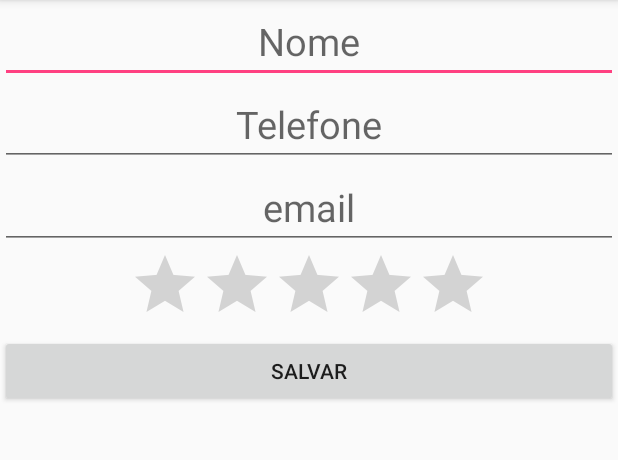
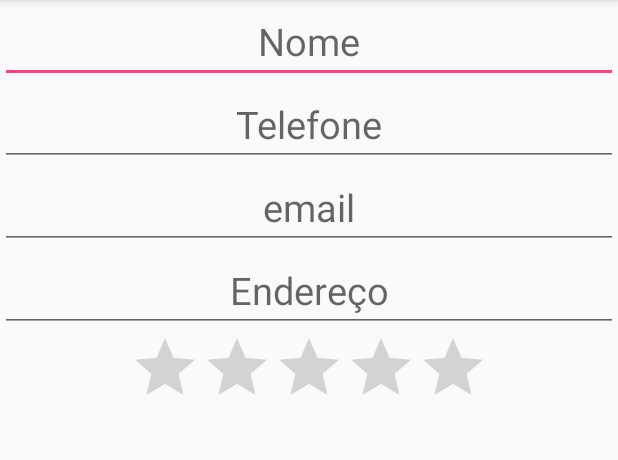
Before and after one commit to souzanirs/Caelum_Android_I, an Android app: the FormularioActivity screen opened directly, with no data from a screen before it, on a phone screen of 412 x 824 dp, the part 84-544 px from its top. Run offline under Robolectric (Android 15) with nearby library versions, the light colour scheme and no system bars.

Commit message:
Atualização Projeto 20161025_001

```diff
--- a/AndroidStudioProjects/Cadastro/app/src/main/java/br/com/caelum/cadastro/FormularioActivity.java
+++ b/AndroidStudioProjects/Cadastro/app/src/main/java/br/com/caelum/cadastro/FormularioActivity.java
@@ -5,12 +5,14 @@ import android.os.Bundle;
 import android.view.Menu;
 import android.view.MenuInflater;
 import android.view.MenuItem;
-import android.view.View;
-import android.widget.Button;
 import android.widget.EditText;
 import android.widget.Toast;
 
+import br.com.caelum.cadastro.classes.Aluno;
+
 public class FormularioActivity extends AppCompatActivity {
+
+    private FormularioHelper helper; //Criando um atributo herper
 
     @Override
     protected void onCreate(Bundle savedInstanceState) {
@@ -43,6 +45,10 @@ public class FormularioActivity extends AppCompatActivity {
 //            }
 //        });
 
+        this.helper = new FormularioHelper(this); //instanciando o Objeto helper
+
+
+
     }
 
     @Override
@@ -71,9 +77,8 @@ public class FormularioActivity extends AppCompatActivity {
         switch (item.getItemId()){
             case R.id.menu_salvar: //Os comentários das ações do botão salvar estão no onCreate (inicio do curso)
 
-                EditText viewNome = (EditText) findViewById(R.id.formulario_nome);
-                String nome = viewNome.getText().toString();
-                Toast.makeText(FormularioActivity.this, "Aluno "+nome+" salvo com sucesso",Toast.LENGTH_SHORT).show();
+                Aluno aluno = helper.criaAluno();
+                Toast.makeText(FormularioActivity.this, "Aluno "+aluno.getNome()+" salvo com sucesso",Toast.LENGTH_SHORT).show();
 
                 finish();
 
--- /dev/null
+++ b/AndroidStudioProjects/Cadastro/app/src/main/java/br/com/caelum/cadastro/FormularioHelper.java
@@ -0,0 +1,44 @@
+package br.com.caelum.cadastro;
+
+import android.widget.EditText;
+import android.widget.RatingBar;
+
+import br.com.caelum.cadastro.classes.Aluno;
+
+/**
+ * Created by android6275 on 25/10/16.
+ */
+
+public class FormularioHelper {
+
+    private Aluno aluno;
+
+    private EditText nome;
+    private EditText telefone;
+    private EditText endereco;
+    private EditText email;
+    private RatingBar nota;
+
+    public FormularioHelper(FormularioActivity formularioActivity) {
+
+        this.aluno = new Aluno();
+
+        this.nome = (EditText) formularioActivity.findViewById(R.id.formulario_nome);
+        this.telefone = (EditText) formularioActivity.findViewById(R.id.formulario_telefone);
+        this.endereco = (EditText) formularioActivity.findViewById(R.id.formulario_endereco);
+        this.email = (EditText) formularioActivity.findViewById(R.id.formulario_email);
+        this.nota = (RatingBar) formularioActivity.findViewById(R.id.formulario_ratio);
+
+    }
+
+    public Aluno criaAluno(){
+        aluno.setNome(nome.getText().toString());
+        aluno.setEmail(email.getText().toString());
+        aluno.setEndereco(endereco.getText().toString());
+        aluno.setNota(Double.valueOf(nota.getProgress()));
+        aluno.setTelefone(telefone.getText().toString());
+
+        return aluno;
+    }
+
+}
--- a/AndroidStudioProjects/Cadastro/app/src/main/res/layout/activity_formulario.xml
+++ b/AndroidStudioProjects/Cadastro/app/src/main/res/layout/activity_formulario.xml
@@ -33,6 +33,14 @@
             android:textAlignment="center"
             android:textSize="25dp"/>
 
+        <EditText
+            android:layout_width="match_parent"
+            android:layout_height="wrap_content"
+            android:id="@+id/formulario_endereco"
+            android:hint="Endereço"
+            android:textAlignment="center"
+            android:textSize="25dp"/>
+
         <RatingBar
             android:layout_width="wrap_content"
             android:layout_height="wrap_content"
@@ -40,12 +48,6 @@
             android:layout_gravity="center"
             android:id="@+id/formulario_ratio"/>
 
-        <Button
-            android:layout_width="match_parent"
-            android:layout_height="wrap_content"
-            android:text="Salvar"
-            android:id="@+id/formulario_botao"/>
-
     </LinearLayout>
 
 </ScrollView>
```
Also changed, not shown: AndroidStudioProjects/Cadastro/app/src/main/java/br/com/caelum/cadastro/classes/Aluno.java (added, +62 -0 lines).
